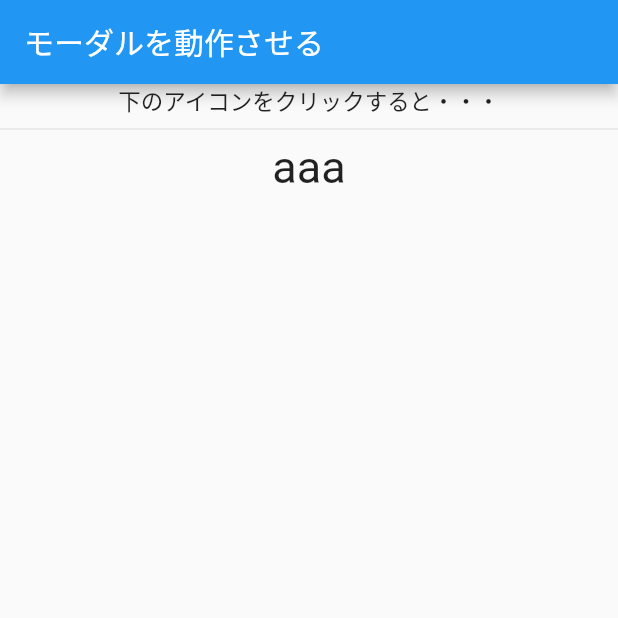
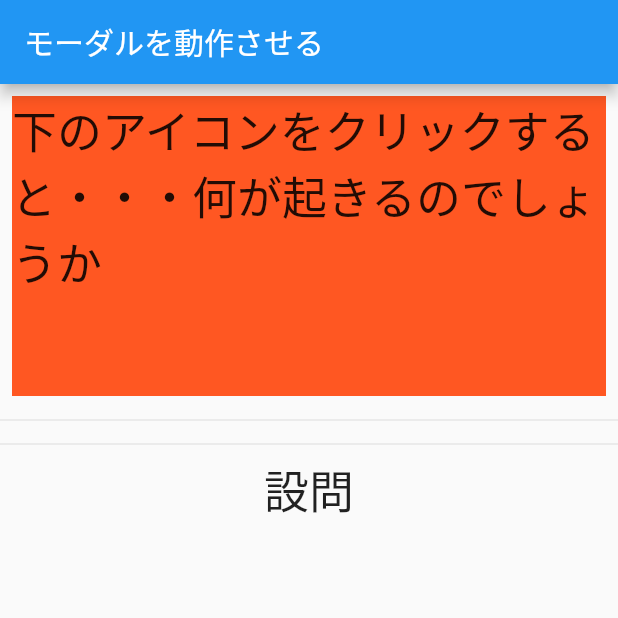
Before and after one commit to vr-oni-san/modal, a Flutter app: the screen it shows after launch, on a phone screen of 412 x 824 dp, the top half of it. Run offline on Flutter 3.47's test engine with Material 2 defaults, Android fonts, the phone set to English and light mode, and no system bars.

Commit message:
テキストの横いっぱいとる方法をようやくマスタあ

```diff
--- a/lib/quiz.dart
+++ b/lib/quiz.dart
@@ -4,21 +4,29 @@ import 'modal.dart';
 Column QuizBody(BuildContext context) {
   return Column(
     children: [
-      Row(
-        mainAxisAlignment: MainAxisAlignment.center,
-        children: [
-          Text("下のアイコンをクリックすると・・・", style: TextStyle(
-              fontSize: 15
-          ),),
-        ],
+      Padding(
+        padding: const EdgeInsets.all(8.0),
+        child: Container(
+             width: double.infinity,
+             height: 200,
+             color: Colors.deepOrange,
+             child: Text("下のアイコンをクリックすると・・・何が起きるのでしょうか",
+               style: TextStyle(
+                 fontSize: 30
+             ),),
+           ),
       ),
+      Divider(),
+      // 解答欄
+
+      // 解説 or 次/前
       Divider(),
       Row(
         mainAxisAlignment: MainAxisAlignment.center,
         children: [
           InkWell(
             child:
-              Text("aaa",
+              Text("設問",
                 style: TextStyle(
                   fontSize: 30
                 ),
```
